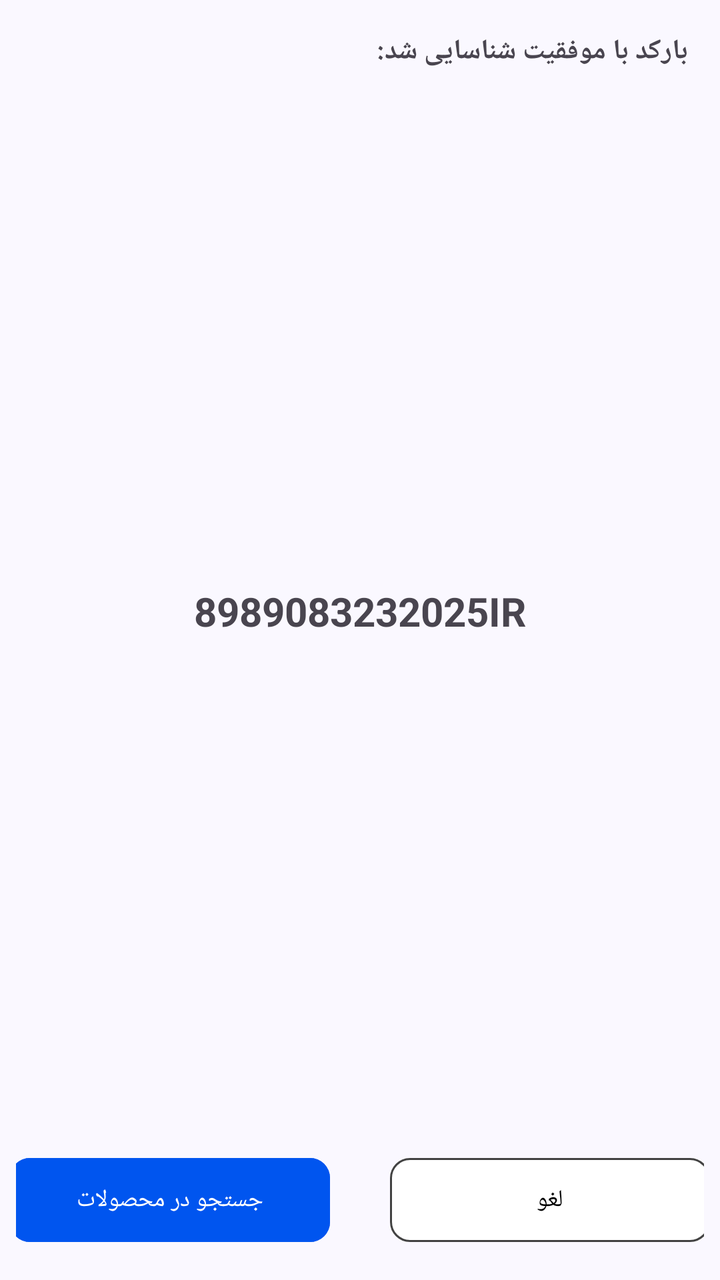
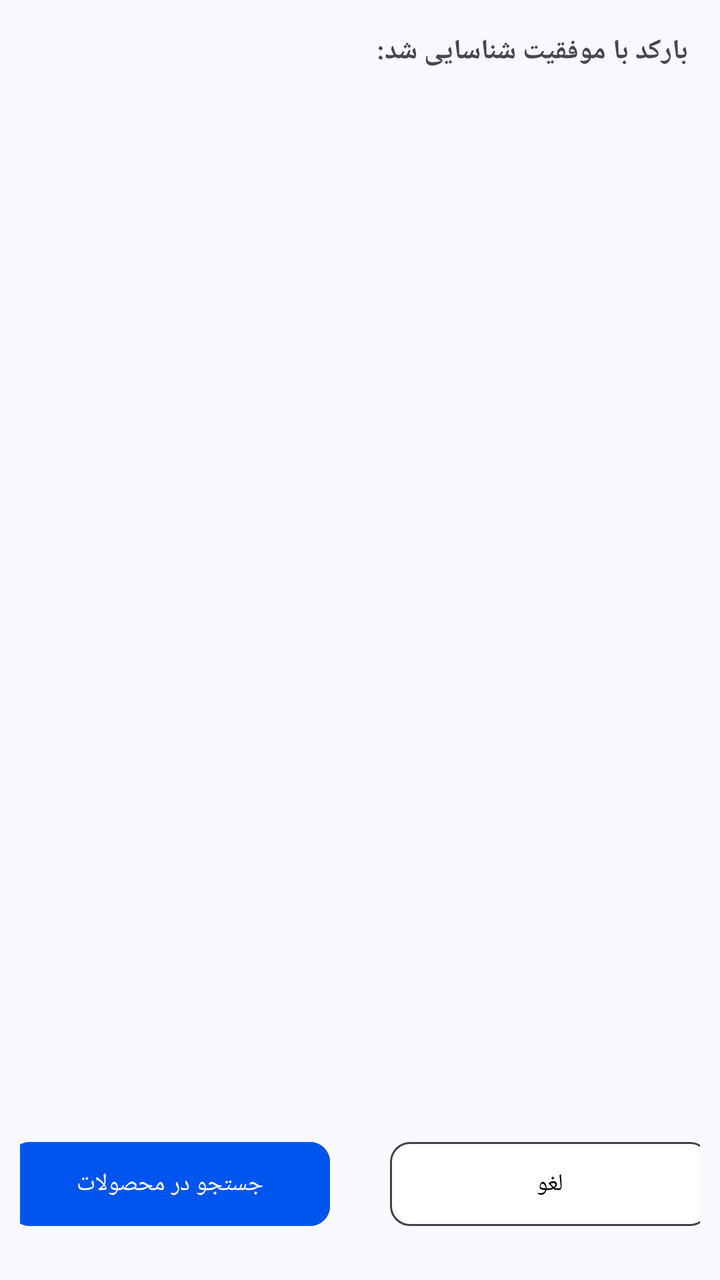

Screens rendered from an Android XML layout before and after an edit, with the pre-edit source and the edit as a unified diff.
<!-- AndroidManifest.xml: application theme Theme.Iotequipment -->
<!-- res/layout/button_dialog_barcode.xml -->
<?xml version="1.0" encoding="utf-8"?>
<androidx.constraintlayout.widget.ConstraintLayout xmlns:android="http://schemas.android.com/apk/res/android"
    xmlns:app="http://schemas.android.com/apk/res-auto"
    xmlns:tools="http://schemas.android.com/tools"
    android:layout_width="match_parent"
    android:layout_height="250dp">

    <TextView
        android:id="@+id/txt_title"
        android:layout_width="wrap_content"
        android:layout_height="wrap_content"
        android:layout_marginTop="16dp"
        android:layout_marginEnd="16dp"
        android:text="بارکد با موفقیت شناسایی شد: "
        android:textSize="14sp"
        android:textStyle="bold"
        app:layout_constraintEnd_toEndOf="parent"
        app:layout_constraintTop_toTopOf="parent" />

    <TextView
        android:id="@+id/txt_barcode"
        android:layout_width="wrap_content"
        android:layout_height="wrap_content"
        android:layout_marginTop="16dp"
        android:text="8989083232025IR"
        android:textSize="20sp"
        android:textStyle="bold"
        app:layout_constraintBottom_toTopOf="@+id/linearLayout3"
        app:layout_constraintEnd_toEndOf="parent"
        app:layout_constraintStart_toStartOf="parent"
        app:layout_constraintTop_toBottomOf="@+id/txt_title" />

    <LinearLayout
        android:id="@+id/linearLayout3"
        android:layout_width="match_parent"
        android:layout_height="80dp"
        android:layout_gravity="bottom"
        android:gravity="center"
        android:orientation="horizontal"
        android:padding="8dp"
        app:layout_constraintBottom_toBottomOf="parent"
        app:layout_constraintEnd_toEndOf="parent"
        app:layout_constraintStart_toStartOf="parent">

        <com.google.android.material.button.MaterialButton
            android:id="@+id/btn_visit"
            android:layout_width="160dp"
            android:layout_height="50dp"
            android:layout_weight="0"
            app:cornerRadius="10dp"
            android:backgroundTint="@color/md_theme_primary"
            android:text="جستجو در محصولات"
            android:textSize="12sp"
            android:textColor="@color/white"
            app:strokeColor="@color/ic_launcher_background" />

        <Space
            android:layout_width="30sp"
            android:layout_height="wrap_content" />

        <com.google.android.material.button.MaterialButton
            android:id="@+id/btn_cansel"
            android:layout_width="160dp"
            android:layout_height="50dp"
            android:layout_weight="0"
            app:cornerRadius="10dp"
            android:backgroundTint="@color/ic_launcher_background"
            android:text="لغو"
            android:textSize="12sp"
            android:textColor="@color/black"
            app:strokeColor="@color/cardview_dark_background"
            app:strokeWidth="1dp" />
    </LinearLayout>
</androidx.constraintlayout.widget.ConstraintLayout>
<!-- resources referenced by this layout -->
<resources>
  <color name="black">#FF000000</color>
  <color name="ic_launcher_background">#FFFFFF</color>
  <color name="md_theme_primary">#0055EF</color>
  <color name="white">#FFFFFFFF</color>
  <style name="Theme.Iotequipment" parent="Base.Theme.Iotequipment" />
  <style name="Base.Theme.Iotequipment" parent="Theme.Material3.DayNight.NoActionBar">
          <item name="fontFamily">@font/iran_yekan_regular</item>
          
          
          <item name="colorPrimary">@color/md_theme_primary</item>
          <item name="android:colorBackground">@color/md_theme_background</item>
  
      </style>
  <color name="md_theme_background">#FAF8FF</color>
</resources>

<!-- the commit's change to res/layout/button_dialog_barcode.xml (unified diff, before → after) -->
@@ -11,7 +11,7 @@
         android:layout_height="wrap_content"
         android:layout_marginTop="16dp"
         android:layout_marginEnd="16dp"
-        android:text="بارکد با موفقیت شناسایی شد: "
+        android:text="@string/msg_barcode"
         android:textSize="14sp"
         android:textStyle="bold"
         app:layout_constraintEnd_toEndOf="parent"
@@ -21,8 +21,8 @@
         android:id="@+id/txt_barcode"
         android:layout_width="wrap_content"
         android:layout_height="wrap_content"
-        android:layout_marginTop="16dp"
-        android:text="8989083232025IR"
+        android:layout_marginTop="32dp"
+        android:layout_marginBottom="32dp"
         android:textSize="20sp"
         android:textStyle="bold"
         app:layout_constraintBottom_toTopOf="@+id/linearLayout3"
@@ -35,9 +35,10 @@
         android:layout_width="match_parent"
         android:layout_height="80dp"
         android:layout_gravity="bottom"
+        android:layout_marginBottom="8dp"
         android:gravity="center"
         android:orientation="horizontal"
-        android:padding="8dp"
+        android:padding="10dp"
         app:layout_constraintBottom_toBottomOf="parent"
         app:layout_constraintEnd_toEndOf="parent"
         app:layout_constraintStart_toStartOf="parent">
@@ -47,11 +48,11 @@
             android:layout_width="160dp"
             android:layout_height="50dp"
             android:layout_weight="0"
+            android:backgroundTint="@color/md_theme_primary"
+            android:text="@string/btn_search_equipment"
+            android:textColor="@color/white"
+            android:textSize="12sp"
             app:cornerRadius="10dp"
-            android:backgroundTint="@color/md_theme_primary"
-            android:text="جستجو در محصولات"
-            android:textSize="12sp"
-            android:textColor="@color/white"
             app:strokeColor="@color/ic_launcher_background" />
 
         <Space
@@ -63,11 +64,11 @@
             android:layout_width="160dp"
             android:layout_height="50dp"
             android:layout_weight="0"
+            android:backgroundTint="@color/ic_launcher_background"
+            android:text="@string/btn_cancel"
+            android:textColor="@color/black"
+            android:textSize="12sp"
             app:cornerRadius="10dp"
-            android:backgroundTint="@color/ic_launcher_background"
-            android:text="لغو"
-            android:textSize="12sp"
-            android:textColor="@color/black"
             app:strokeColor="@color/cardview_dark_background"
             app:strokeWidth="1dp" />
     </LinearLayout>
<!-- resource entries referenced after the edit -->
@@ -4,6 +4,9 @@
   <color name="ic_launcher_background">#FFFFFF</color>
   <color name="md_theme_primary">#0055EF</color>
   <color name="white">#FFFFFFFF</color>
+  <string name="btn_cancel">لغو</string>
+  <string name="btn_search_equipment">جستجو در محصولات</string>
+  <string name="msg_barcode">بارکد با موفقیت شناسایی شد:</string>
   <style name="Theme.Iotequipment" parent="Base.Theme.Iotequipment" />
   <style name="Base.Theme.Iotequipment" parent="Theme.Material3.DayNight.NoActionBar">
           <item name="fontFamily">@font/iran_yekan_regular</item>
